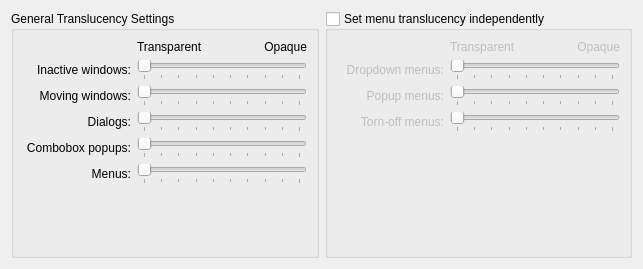
The window that src/desktop/kde/kwin/src/plugins/translucency/package/contents/ui/config.ui (HungLo2020/MattOS) describes before a commit, drawn with Qt 5.
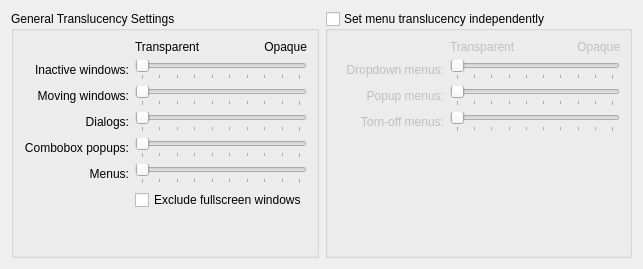
The same window after the commit.

Diff of the .ui file:
```diff
--- a/src/desktop/kde/kwin/src/plugins/translucency/package/contents/ui/config.ui
+++ b/src/desktop/kde/kwin/src/plugins/translucency/package/contents/ui/config.ui
@@ -39,7 +39,7 @@
         </property>
        </widget>
       </item>
-      <item row="6" column="0" colspan="2">
+      <item row="7" column="0" colspan="2">
        <spacer name="verticalSpacer_2">
         <property name="orientation">
          <enum>Qt::Vertical</enum>
@@ -195,6 +195,16 @@
         </property>
        </widget>
       </item>
+      <item row="6" column="1" colspan="2">
+        <widget class="QCheckBox" name="kcfg_ExcludeFullScreen">
+          <property name="text">
+            <string>Exclude fullscreen windows</string>
+          </property>
+          <property name="checked">
+            <bool>false</bool>
+          </property>
+        </widget>
+      </item>
       <item row="2" column="0">
        <widget class="QLabel" name="moveresize_label">
         <property name="sizePolicy">
```
Left out of the diff: 1 changed line with no effect on the pictures.
